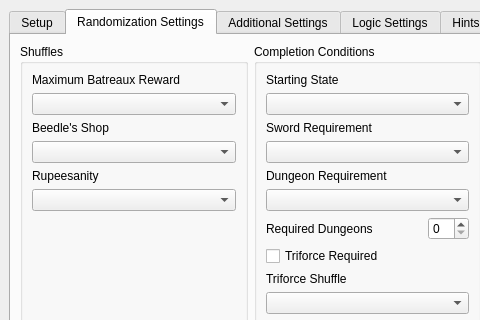
Above: gui/randogui.ui from ssrando/ssrando before the change; both pictures show x 0 to 480 and y 0 to 320 of the 1202 by 759 pixel window. Below: the same form after it.
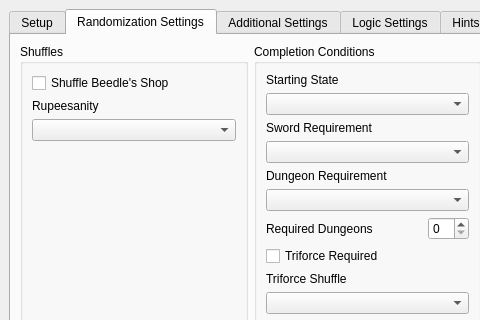
That is the form after the change. The open tabs and pages were chosen to show the change.

Commit message: remove ambiguous options in favor of exclusions

```diff
--- a/gui/randogui.ui
+++ b/gui/randogui.ui
@@ -518,32 +518,11 @@
            <item>
             <layout class="QVBoxLayout" name="vlay_shuffles">
              <item>
-              <layout class="QVBoxLayout" name="vlay_batreaux">
-               <item>
-                <widget class="QLabel" name="label_for_option_max_batreaux_reward">
-                 <property name="text">
-                  <string>Maximum Batreaux Reward</string>
-                 </property>
-                </widget>
-               </item>
-               <item>
-                <widget class="QComboBox" name="option_max_batreaux_reward"/>
-               </item>
-              </layout>
-             </item>
-             <item>
-              <layout class="QVBoxLayout" name="vlay_shopsanity">
-               <item>
-                <widget class="QLabel" name="label_for_option_shopsanity">
-                 <property name="text">
-                  <string>Beedle's Shop</string>
-                 </property>
-                </widget>
-               </item>
-               <item>
-                <widget class="QComboBox" name="option_shopsanity"/>
-               </item>
-              </layout>
+              <widget class="QCheckBox" name="option_shopsanity">
+               <property name="text">
+                <string>Shuffle Beedle's Shop</string>
+               </property>
+              </widget>
              </item>
              <item>
               <layout class="QVBoxLayout" name="vlay_rupeesanity">
```
Left out of the diff: 10 changed lines with no effect on the pictures. The commit also changes 12 other files.
